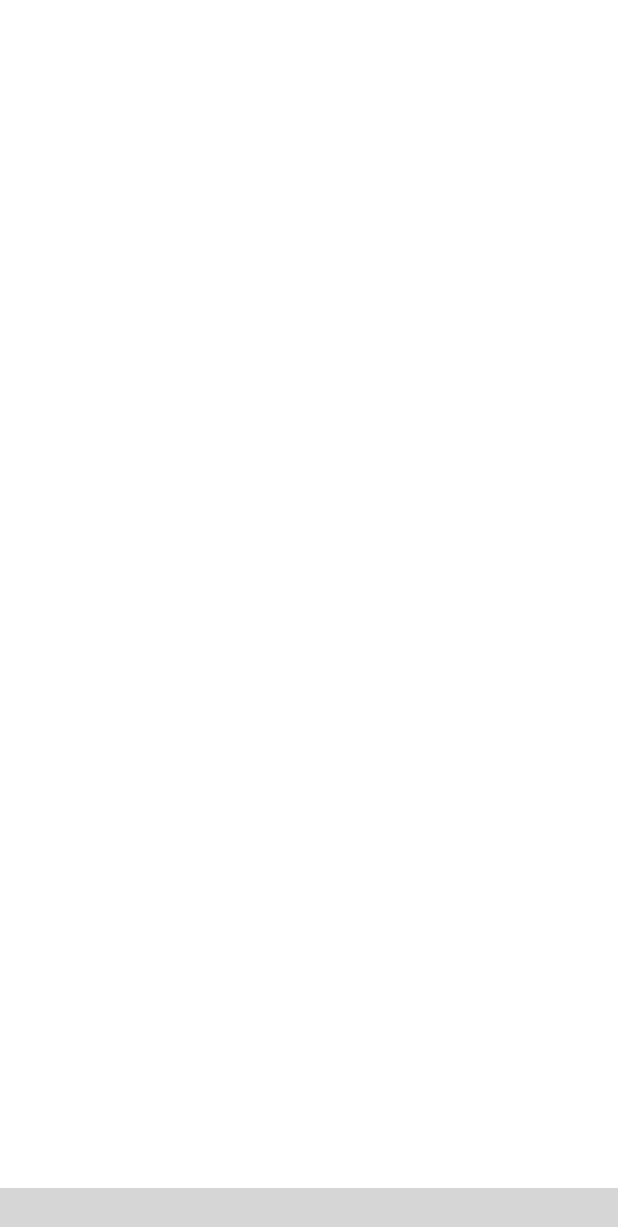
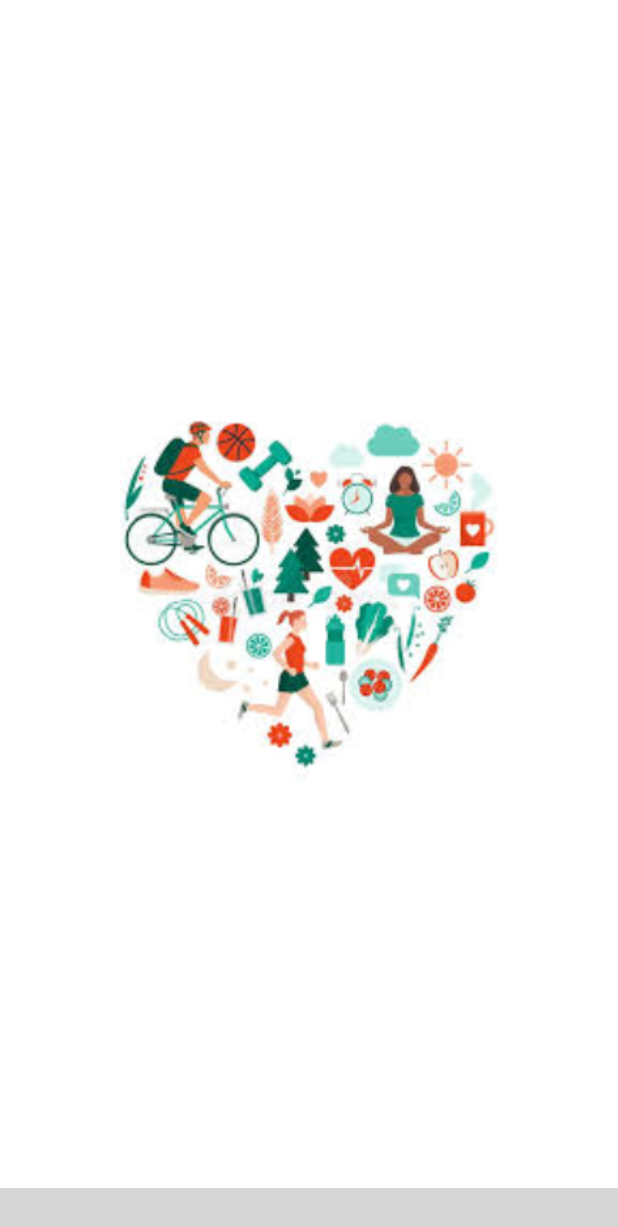
Before and after one commit to A-randhawa/W22_Group6_WhatTheFit, an Android app: the HomePage screen opened directly, with no data from a screen before it, on a phone screen of 412 x 824 dp. Shown: the top 1227 px of the screen. Run offline under Robolectric (Android 15) with nearby library versions, the light colour scheme and no system bars; plain views replace AnimatedBottomBar; grey boxes are pictures that could not be loaded.

Commit message:
more modifications

```diff
--- a/app/src/main/res/layout/activity_home_page.xml
+++ b/app/src/main/res/layout/activity_home_page.xml
@@ -6,18 +6,29 @@
     android:layout_height="match_parent"
     tools:context=".HomePage">
 
+    <ImageView
+        android:id="@+id/imageView"
+        android:layout_width="367dp"
+        android:layout_height="321dp"
+        app:layout_constraintBottom_toTopOf="@+id/animatedBottomBar"
+        app:layout_constraintEnd_toEndOf="parent"
+        app:layout_constraintStart_toStartOf="parent"
+        app:layout_constraintTop_toTopOf="parent"
+        app:srcCompat="@drawable/WTF_home" />
+
     <nl.joery.animatedbottombar.AnimatedBottomBar
+        android:id="@+id/animatedBottomBar"
         android:layout_width="match_parent"
         android:layout_height="wrap_content"
         app:abb_indicatorAppearance="round"
         app:abb_indicatorHeight="4dp"
+        app:abb_indicatorLocation="top"
         app:abb_indicatorMargin="16dp"
         app:abb_selectedIndex="0"
         app:abb_selectedTabType="text"
+        app:abb_tabColor="#730a80"
+
         app:abb_tabs="@menu/menu"
-        app:abb_indicatorLocation="top"
-            app:abb_tabColor="#730a80"
-
         app:layout_constraintBottom_toBottomOf="parent"
         app:layout_constraintEnd_toEndOf="parent"
         app:layout_constraintStart_toStartOf="parent" />
```
Also changed, not shown: app/src/main/java/com/example/w22_group6_whatthefit/JsonParser.java (deleted, +0 -70 lines), app/src/main/res/layout/activity_main.xml (+0 -10 lines), app/src/main/res/drawable-v24/WTF_home.jpg (added).
